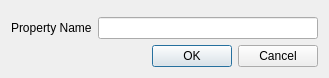
Old version of the form CustomWidgets/genericParameterSetter.ui in the repository dsgoficial/DsgTools.
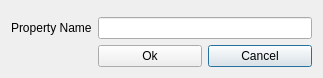
New version of the form. Custom widgets are drawn as their Qt base class.

```diff
--- a/CustomWidgets/genericParameterSetter.ui
+++ b/CustomWidgets/genericParameterSetter.ui
@@ -6,7 +6,7 @@
    <rect>
     <x>0</x>
     <y>0</y>
-    <width>329</width>
+    <width>323</width>
     <height>74</height>
    </rect>
   </property>
@@ -36,7 +36,7 @@
      </property>
     </widget>
    </item>
-   <item row="1" column="1">
+   <item row="1" column="1" colspan="2">
     <widget class="QLineEdit" name="customNameLineEdit">
      <property name="sizePolicy">
       <sizepolicy hsizetype="MinimumExpanding" vsizetype="Fixed">
@@ -55,13 +55,17 @@
      </property>
     </widget>
    </item>
-   <item row="2" column="0" colspan="2">
-    <widget class="QDialogButtonBox" name="buttonBox">
-     <property name="orientation">
-      <enum>Qt::Horizontal</enum>
+   <item row="2" column="2">
+    <widget class="QPushButton" name="cancelPushButton">
+     <property name="text">
+      <string>Cancel</string>
      </property>
-     <property name="standardButtons">
-      <set>QDialogButtonBox::Cancel|QDialogButtonBox::Ok</set>
+    </widget>
+   </item>
+   <item row="2" column="1">
+    <widget class="QPushButton" name="okPushButton">
+     <property name="text">
+      <string>Ok</string>
      </property>
     </widget>
    </item>
```
Left out of the diff: 37 changed lines with no effect on the pictures.
